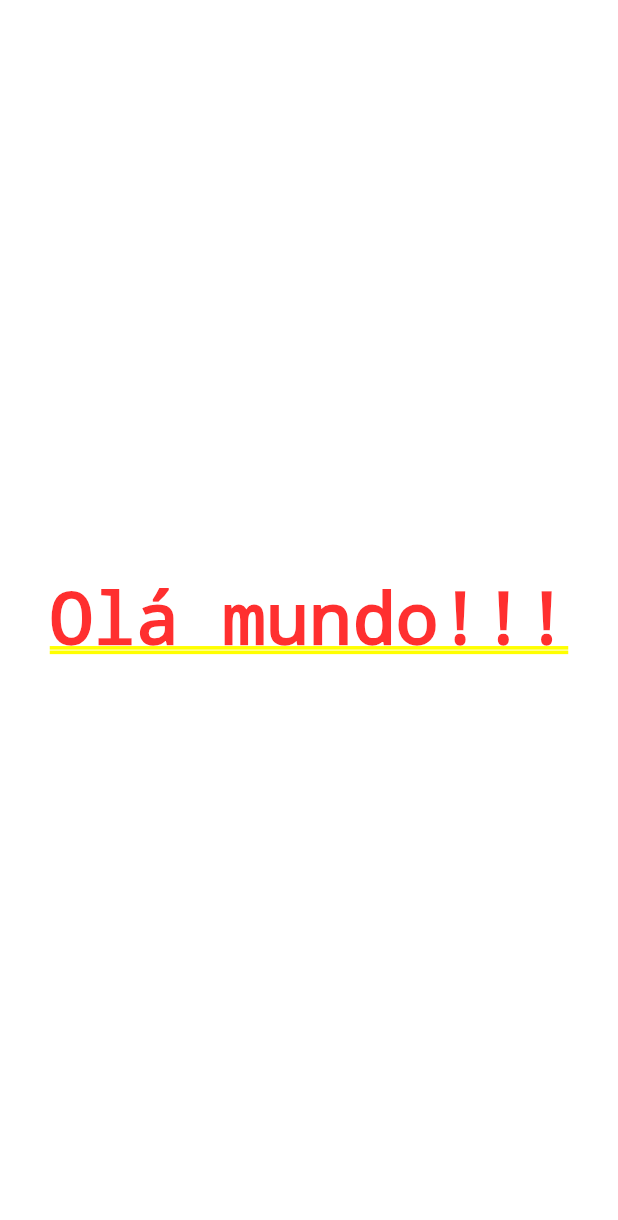
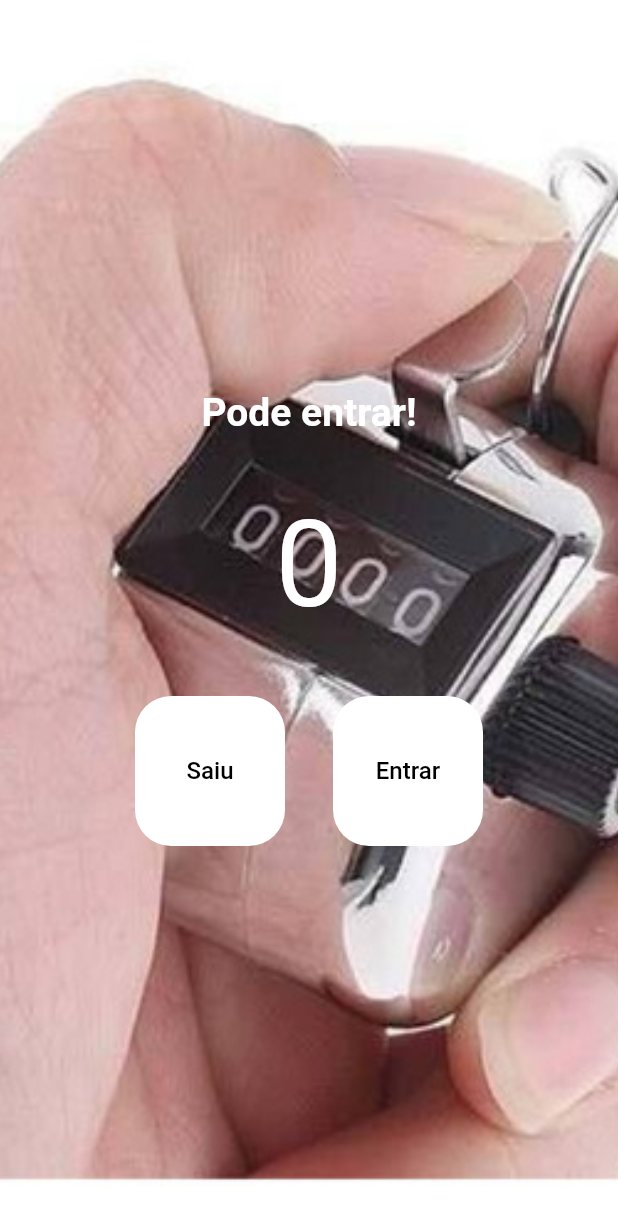
Before and after one commit to AFOFerreira/ContadorDePessoasFlutter, a Flutter app: the screen it shows after launch, on a phone screen of 412 x 824 dp. Shown: the top 1220 px of the screen. Run offline on Flutter 3.47's test engine with Material 2 defaults, Android fonts, the phone set to English and light mode, and no system bars.

Commit message:
Adicionado imagem ao projeto, layout concluido

```diff
--- a/contador_de_pessoas_flutter/lib/main.dart
+++ b/contador_de_pessoas_flutter/lib/main.dart
@@ -10,12 +10,100 @@ class MyApp extends StatelessWidget {
 
   @override
   Widget build(BuildContext context) {
-    return MaterialApp(
+    return const MaterialApp(
       debugShowCheckedModeBanner: false,
-      home: Container(
-        color: Colors.white,
-        alignment: Alignment.center,
-        child: const Text('Olá mundo!!!'),
+      home: HomePage(),
+    );
+  }
+}
+
+class HomePage extends StatelessWidget {
+  const HomePage({Key? key}) : super(key: key);
+
+  void decrement() {
+    print("decrement");
+  }
+
+  void increment() {
+    print("increment");
+  }
+
+  @override
+  Widget build(BuildContext context) {
+    return Scaffold(
+      backgroundColor: Colors.white,
+      body: Container(
+        decoration: const BoxDecoration(
+          image: DecorationImage(
+            image: AssetImage('assets/images/contador.jpg'),
+            fit: BoxFit.cover,
+          ),
+        ),
+        child: Column(
+          mainAxisAlignment: MainAxisAlignment.center,
+          children: [
+            const Text(
+              'Pode entrar!',
+              style: TextStyle(
+                fontSize: 26,
+                color: Colors.white,
+                fontWeight: FontWeight.w700,
+              ),
+            ),
+            const Padding(
+              padding: EdgeInsets.all(40),
+              child: Text(
+                '0',
+                style: TextStyle(
+                  fontSize: 80,
+                  color: Colors.white,
+                ),
+              ),
+            ),
+            Row(
+              mainAxisAlignment: MainAxisAlignment.center,
+              children: [
+                TextButton(
+                  style: TextButton.styleFrom(
+                    backgroundColor: Colors.white,
+                    fixedSize: const Size(100, 100),
+                    primary: Colors.black,
+                    shape: RoundedRectangleBorder(
+                      borderRadius: BorderRadius.circular(24),
+                    ),
+                  ),
+                  onPressed: decrement,
+                  child: const Text(
+                    "Saiu",
+                    style: TextStyle(
+                      color: Colors.black,
+                      fontSize: 16,
+                    ),
+                  ),
+                ),
+                const SizedBox(width: 32),
+                TextButton(
+                  style: TextButton.styleFrom(
+                    backgroundColor: Colors.white,
+                    fixedSize: const Size(100, 100),
+                    primary: Colors.black,
+                    shape: RoundedRectangleBorder(
+                      borderRadius: BorderRadius.circular(24),
+                    ),
+                  ),
+                  onPressed: increment,
+                  child: const Text(
+                    "Entrar",
+                    style: TextStyle(
+                      color: Colors.black,
+                      fontSize: 16,
+                    ),
+                  ),
+                ),
+              ],
+            ),
+          ],
+        ),
       ),
     );
   }
--- a/contador_de_pessoas_flutter/pubspec.yaml
+++ b/contador_de_pessoas_flutter/pubspec.yaml
@@ -58,8 +58,8 @@ flutter:
   uses-material-design: true
 
   # To add assets to your application, add an assets section, like this:
-  # assets:
-  #   - images/a_dot_burr.jpeg
+  assets:
+    - assets/images/
   #   - images/a_dot_ham.jpeg
 
   # An image asset can refer to one or more resolution-specific "variants", see
```
Also changed, not shown: contador_de_pessoas_flutter/assets/images/contador.jpg (added).
